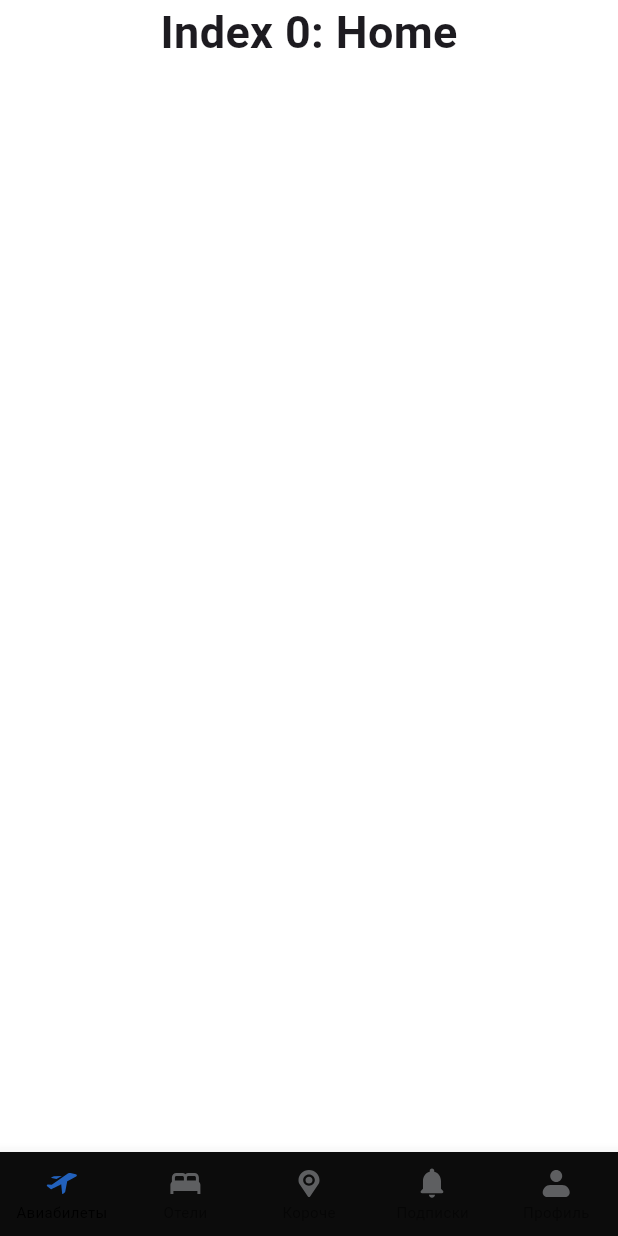
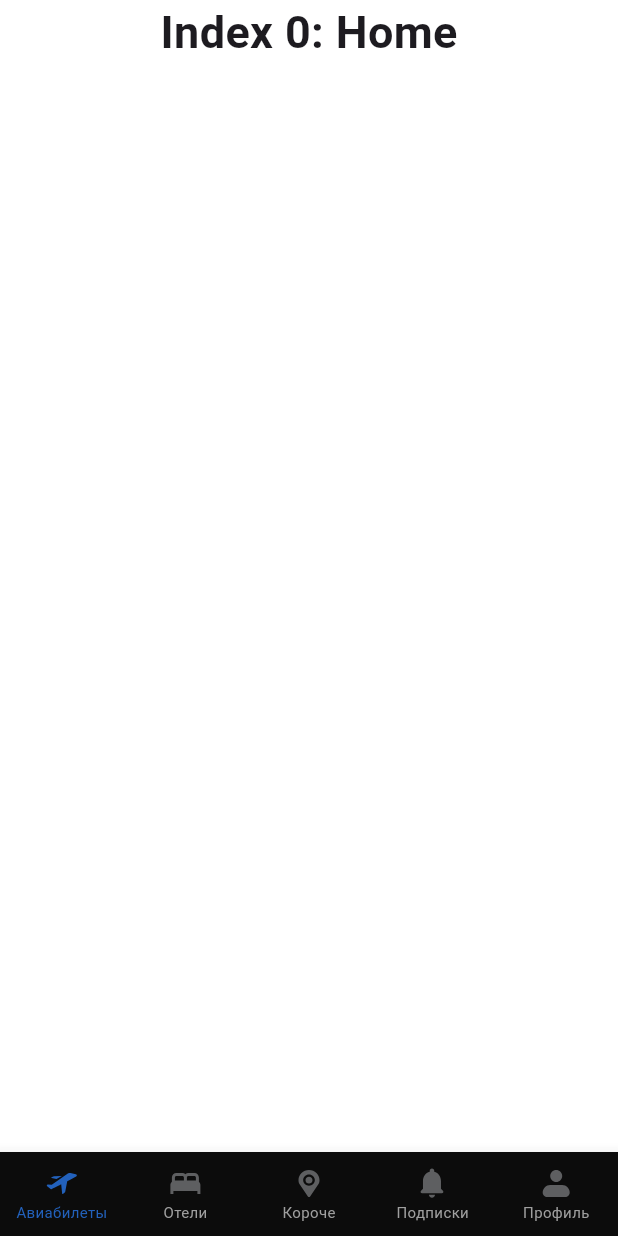
Before and after one commit to MrDalik/Flutter_test_job_08_05_2024, a Flutter app: the screen it shows after launch, on a phone screen of 412 x 824 dp. Run offline on Flutter 3.47's test engine with Material 3 defaults, Android fonts, the phone set to English and light mode, and no system bars; our stand-ins replace flutter_svg, freezed_annotation.

Commit message:
поправил цвета нижнего бара навигации

```diff
--- a/lib/main.dart
+++ b/lib/main.dart
@@ -66,14 +66,12 @@ class _MenuState extends State<Menu> {
         child: _widgetOptions.elementAt(_selectedIndex),
       ),
       bottomNavigationBar: BottomNavigationBar(
-        // showSelectedLabels: true,
         type: BottomNavigationBarType.fixed,
-        showUnselectedLabels: true,
+        selectedItemColor: const Color(0xFF2261BC),
+        unselectedItemColor: const Color(0xFF9F9F9F),
         backgroundColor: const Color(0xFF0c0c0c),
-        selectedLabelStyle:
-            const TextStyle(color: Color(0xFF9F9F9F), fontSize: 10),
-        unselectedLabelStyle:
-            const TextStyle(color: Color(0xFFD54545), fontSize: 10),
+        selectedLabelStyle: const TextStyle(fontSize: 10),
+        unselectedLabelStyle: const TextStyle(fontSize: 10),
         items: <BottomNavigationBarItem>[
           BottomNavigationBarItem(
             icon: SvgPicture.asset("assets/icon/airplane.svg",
@@ -112,7 +110,6 @@ class _MenuState extends State<Menu> {
           ),
         ],
         currentIndex: _selectedIndex,
-        selectedItemColor: Colors.black,
         onTap: _onItemTapped,
       ),
     );
```
